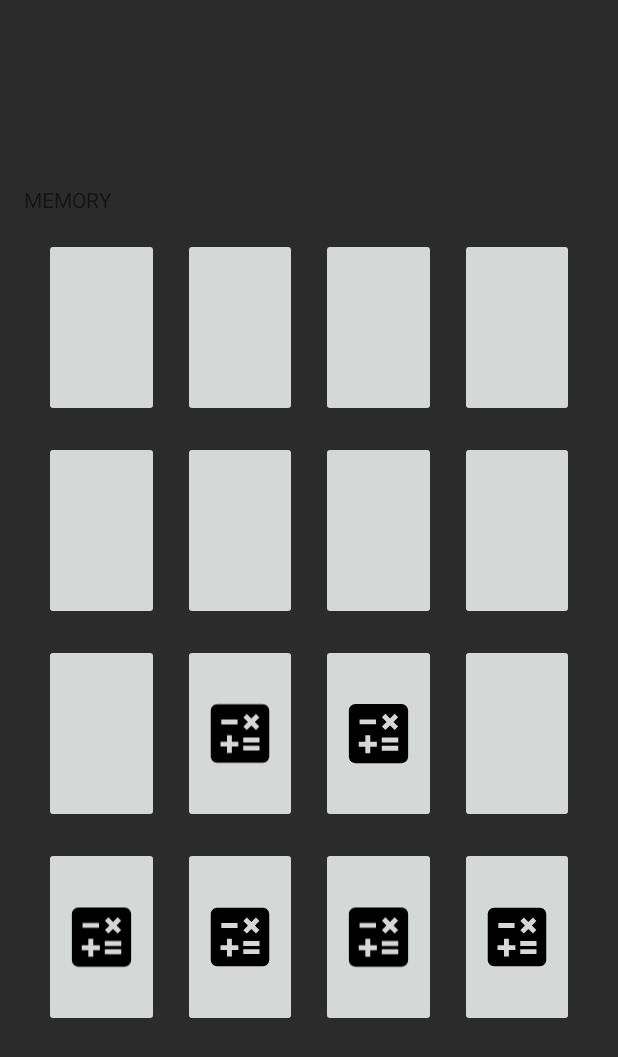
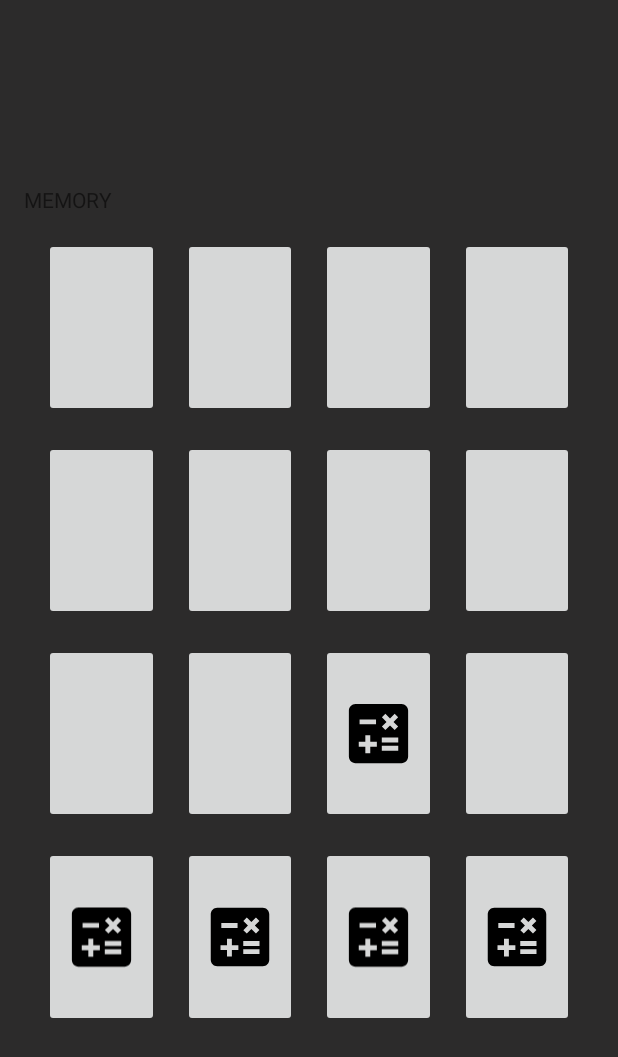
Before and after one commit to ChristosRomanos/AlarmEDMobileApp, an Android app built with Jetpack Compose: the layout tile_layout_hard.xml on its own in the app's theme, with its tools: preview values and no code run, on a phone screen of 412 x 824 dp. Shown: the top 1057 px of the screen. Run offline under Robolectric (Android 15) with nearby library versions, the light colour scheme and no system bars; network calls fail.

```diff
--- a/app/src/main/res/layout/tile_layout_hard.xml
+++ b/app/src/main/res/layout/tile_layout_hard.xml
@@ -92,14 +92,14 @@
             android:layout_columnWeight="1"
             android:layout_margin="8dp"
             android:scaleType="fitCenter" />
+
         <ImageButton
             android:layout_width="0dp"
             android:layout_height="0dp"
             android:layout_rowWeight="1"
             android:layout_columnWeight="1"
             android:layout_margin="8dp"
-            android:scaleType="fitCenter"
-            android:src="@drawable/baseline_calculate_24" />
+            android:scaleType="fitCenter" />
         <ImageButton
             android:layout_width="0dp"
             android:layout_height="0dp"
```
